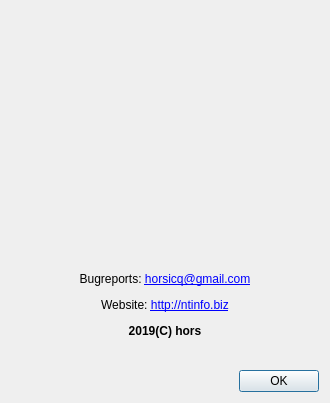
horsicq/XNEViewer, file gui_source/dialogabout.ui: the form before one commit.
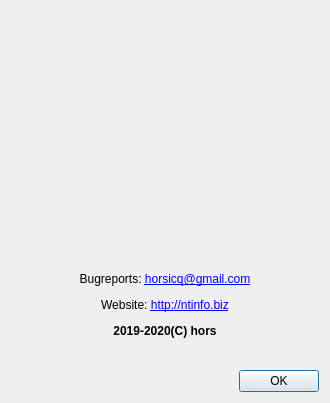
The form after the commit.

Diff of the .ui file:
```diff
--- a/gui_source/dialogabout.ui
+++ b/gui_source/dialogabout.ui
@@ -49,7 +49,7 @@
    <item>
     <widget class="QLabel" name="labelInfo">
      <property name="text">
-      <string>&lt;html&gt;&lt;head/&gt;&lt;body&gt;&lt;p align=&quot;center&quot;&gt;Bugreports: &lt;a href=&quot;mailto:horsicq@gmail.com&quot;&gt;&lt;span style=&quot; text-decoration: underline; color:#0000ff;&quot;&gt;horsicq@gmail.com&lt;/span&gt;&lt;/a&gt;&lt;/p&gt;&lt;p align=&quot;center&quot;&gt;Website: &lt;a href=&quot;http://ntinfo.biz&quot;&gt;&lt;span style=&quot; text-decoration: underline; color:#0000ff;&quot;&gt;http://ntinfo.biz&lt;/span&gt;&lt;/a&gt;&lt;/p&gt;&lt;p align=&quot;center&quot;&gt;&lt;span style=&quot; font-weight:600;&quot;&gt;2019(C) hors&lt;/span&gt;&lt;/p&gt;&lt;/body&gt;&lt;/html&gt;</string>
+      <string>&lt;html&gt;&lt;head/&gt;&lt;body&gt;&lt;p align=&quot;center&quot;&gt;Bugreports: &lt;a href=&quot;mailto:horsicq@gmail.com&quot;&gt;&lt;span style=&quot; text-decoration: underline; color:#0000ff;&quot;&gt;horsicq@gmail.com&lt;/span&gt;&lt;/a&gt;&lt;/p&gt;&lt;p align=&quot;center&quot;&gt;Website: &lt;a href=&quot;http://ntinfo.biz&quot;&gt;&lt;span style=&quot; text-decoration: underline; color:#0000ff;&quot;&gt;http://ntinfo.biz&lt;/span&gt;&lt;/a&gt;&lt;/p&gt;&lt;p align=&quot;center&quot;&gt;&lt;span style=&quot; font-weight:600;&quot;&gt;2019-2020(C) hors&lt;/span&gt;&lt;/p&gt;&lt;/body&gt;&lt;/html&gt;</string>
      </property>
      <property name="textFormat">
       <enum>Qt::AutoText</enum>
```
